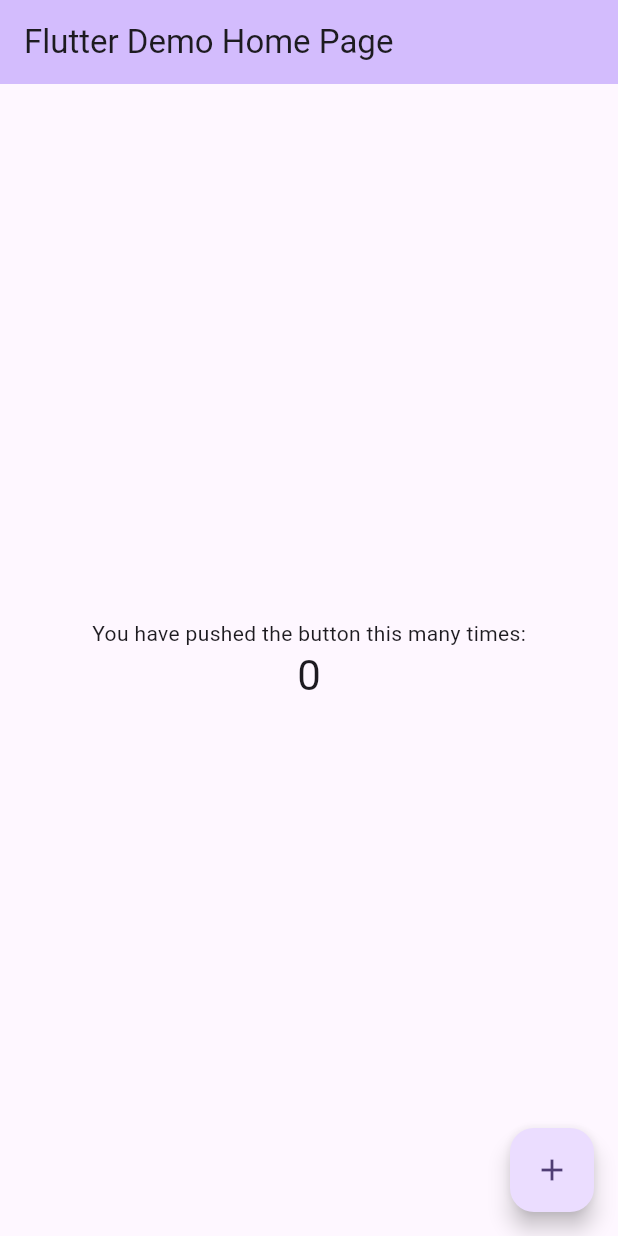
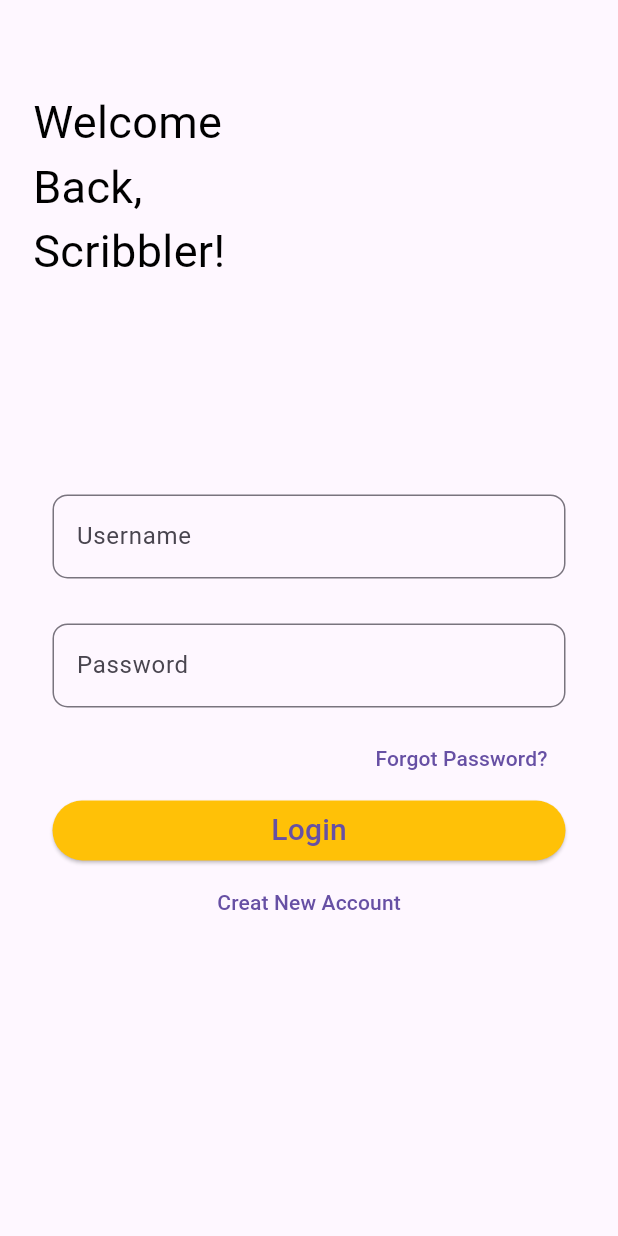
Before and after one commit to yusdi17/dyarimu, a Flutter app: the screen it shows after launch, on a phone screen of 412 x 824 dp. Run offline on Flutter 3.47's test engine with Material 3 defaults, Android fonts, the phone set to English and light mode, and no system bars.

Commit message:
Login Done

```diff
--- /dev/null
+++ b/lib/login_register/login.dart
@@ -0,0 +1,86 @@
+import 'package:flutter/material.dart';
+
+class Login extends StatefulWidget {
+  const Login({super.key});
+
+  @override
+  State<Login> createState() => _LoginState();
+}
+
+class _LoginState extends State<Login> {
+  @override
+  Widget build(BuildContext context) {
+    return Scaffold(
+      body: Stack(
+        children: [
+          Container(
+            padding: EdgeInsets.only(top: 60.0, left: 22),
+            child: Text(
+              "Welcome\nBack,\nScribbler!",
+              style: TextStyle(fontSize: 30, color: Colors.black),
+            ),
+          ),
+          SingleChildScrollView(
+            child: Container(
+              padding: EdgeInsets.only(
+                  top: MediaQuery.of(context).size.height * 0.4,
+                  right: 35,
+                  left: 35),
+              child: Column(
+                children: [
+                  TextField(
+                    decoration: InputDecoration(
+                      hintText: "Username",
+                      border: OutlineInputBorder(
+                          borderRadius: BorderRadius.circular(10)),
+                    ),
+                  ),
+                  SizedBox(
+                    height: 30,
+                  ),
+                  TextField(
+                    obscureText: true,
+                    decoration: InputDecoration(
+                      hintText: "Password",
+                      border: OutlineInputBorder(
+                          borderRadius: BorderRadius.circular(10)),
+                    ),
+                  ),
+                  SizedBox(
+                    height: 10,
+                  ),
+                  Align(
+                    alignment: Alignment.centerRight,
+                    child: TextButton(
+                      onPressed: () {},
+                      child: Text("Forgot Password?"),
+                    ),
+                  ),
+                  SizedBox(
+                    width: double.infinity,
+                    child: ElevatedButton(
+                      style: ElevatedButton.styleFrom(
+                          backgroundColor: Colors.amber),
+                      onPressed: () {},
+                      child: Text(
+                        "Login",
+                        style: TextStyle(fontSize: 20),
+                      ),
+                    ),
+                  ),
+                  Align(
+                    alignment: Alignment.center,
+                    child: TextButton(
+                      onPressed: () {},
+                      child: Text("Creat New Account"),
+                    ),
+                  ),
+                ],
+              ),
+            ),
+          )
+        ],
+      ),
+    );
+  }
+}
--- a/lib/main.dart
+++ b/lib/main.dart
@@ -1,125 +1,18 @@
+import 'package:dyarimu/login_register/login.dart';
 import 'package:flutter/material.dart';
 
-void main() {
-  runApp(const MyApp());
+void main(List<String> args) {
+  runApp(myApp());
 }
 
-class MyApp extends StatelessWidget {
-  const MyApp({super.key});
+class myApp extends StatelessWidget {
+  const myApp({super.key});
 
-  // This widget is the root of your application.
   @override
   Widget build(BuildContext context) {
     return MaterialApp(
-      title: 'Flutter Demo',
-      theme: ThemeData(
-        // This is the theme of your application.
-        //
-        // TRY THIS: Try running your application with "flutter run". You'll see
-        // the application has a purple toolbar. Then, without quitting the app,
-        // try changing the seedColor in the colorScheme below to Colors.green
-        // and then invoke "hot reload" (save your changes or press the "hot
-        // reload" button in a Flutter-supported IDE, or press "r" if you used
-        // the command line to start the app).
-        //
-        // Notice that the counter didn't reset back to zero; the application
-        // state is not lost during the reload. To reset the state, use hot
-        // restart instead.
-        //
-        // This works for code too, not just values: Most code changes can be
-        // tested with just a hot reload.
-        colorScheme: ColorScheme.fromSeed(seedColor: Colors.deepPurple),
-        useMaterial3: true,
-      ),
-      home: const MyHomePage(title: 'Flutter Demo Home Page'),
+      debugShowCheckedModeBanner: false,
+      home: Login(),
     );
   }
 }
-
-class MyHomePage extends StatefulWidget {
-  const MyHomePage({super.key, required this.title});
-
-  // This widget is the home page of your application. It is stateful, meaning
-  // that it has a State object (defined below) that contains fields that affect
-  // how it looks.
-
-  // This class is the configuration for the state. It holds the values (in this
-  // case the title) provided by the parent (in this case the App widget) and
-  // used by the build method of the State. Fields in a Widget subclass are
-  // always marked "final".
-
-  final String title;
-
-  @override
-  State<MyHomePage> createState() => _MyHomePageState();
-}
-
-class _MyHomePageState extends State<MyHomePage> {
-  int _counter = 0;
-
-  void _incrementCounter() {
-    setState(() {
-      // This call to setState tells the Flutter framework that something has
-      // changed in this State, which causes it to rerun the build method below
-      // so that the display can reflect the updated values. If we changed
-      // _counter without calling setState(), then the build method would not be
-      // called again, and so nothing would appear to happen.
-      _counter++;
-    });
-  }
-
-  @override
-  Widget build(BuildContext context) {
-    // This method is rerun every time setState is called, for instance as done
-    // by the _incrementCounter method above.
-    //
-    // The Flutter framework has been optimized to make rerunning build methods
-    // fast, so that you can just rebuild anything that needs updating rather
-    // than having to individually change instances of widgets.
-    return Scaffold(
-      appBar: AppBar(
-        // TRY THIS: Try changing the color here to a specific color (to
-        // Colors.amber, perhaps?) and trigger a hot reload to see the AppBar
-        // change color while the other colors stay the same.
-        backgroundColor: Theme.of(context).colorScheme.inversePrimary,
-        // Here we take the value from the MyHomePage object that was created by
-        // the App.build method, and use it to set our appbar title.
-        title: Text(widget.title),
-      ),
-      body: Center(
-        // Center is a layout widget. It takes a single child and positions it
-        // in the middle of the parent.
-        child: Column(
-          // Column is also a layout widget. It takes a list of children and
-          // arranges them vertically. By default, it sizes itself to fit its
-          // children horizontally, and tries to be as tall as its parent.
-          //
-          // Column has various properties to control how it sizes itself and
-          // how it positions its children. Here we use mainAxisAlignment to
-          // center the children vertically; the main axis here is the vertical
-          // axis because Columns are vertical (the cross axis would be
-          // horizontal).
-          //
-          // TRY THIS: Invoke "debug painting" (choose the "Toggle Debug Paint"
-          // action in the IDE, or press "p" in the console), to see the
-          // wireframe for each widget.
-          mainAxisAlignment: MainAxisAlignment.center,
-          children: <Widget>[
-            const Text(
-              'You have pushed the button this many times:',
-            ),
-            Text(
-              '$_counter',
-              style: Theme.of(context).textTheme.headlineMedium,
-            ),
-          ],
-        ),
-      ),
-      floatingActionButton: FloatingActionButton(
-        onPressed: _incrementCounter,
-        tooltip: 'Increment',
-        child: const Icon(Icons.add),
-      ), // This trailing comma makes auto-formatting nicer for build methods.
-    );
-  }
-}
```
